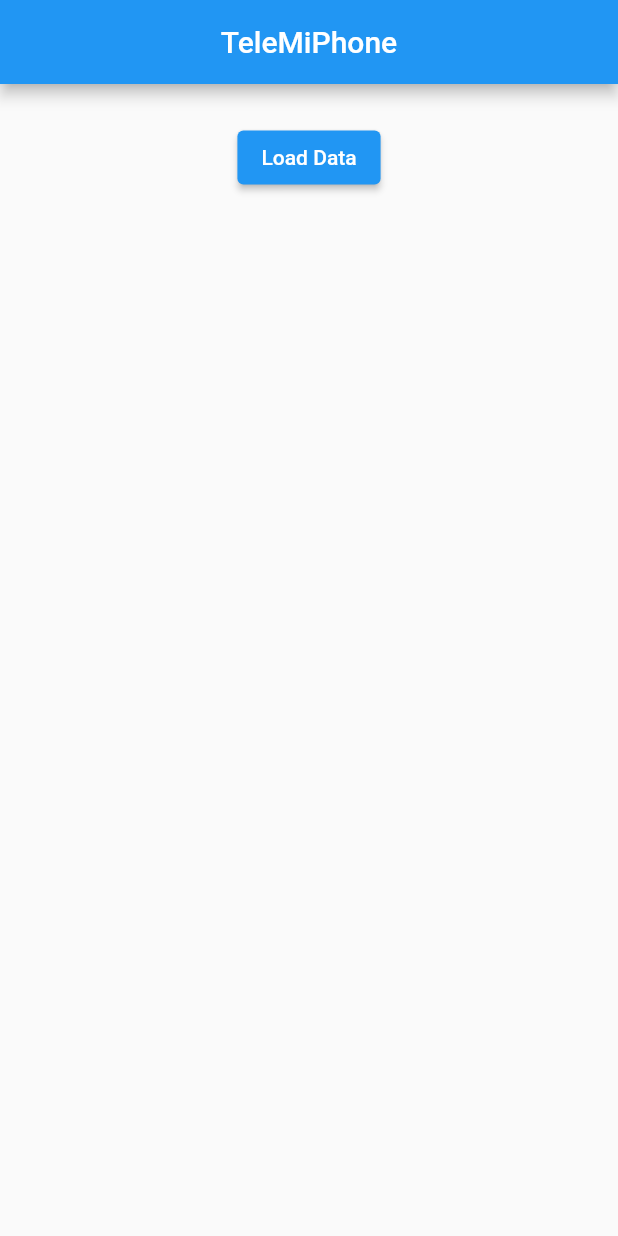
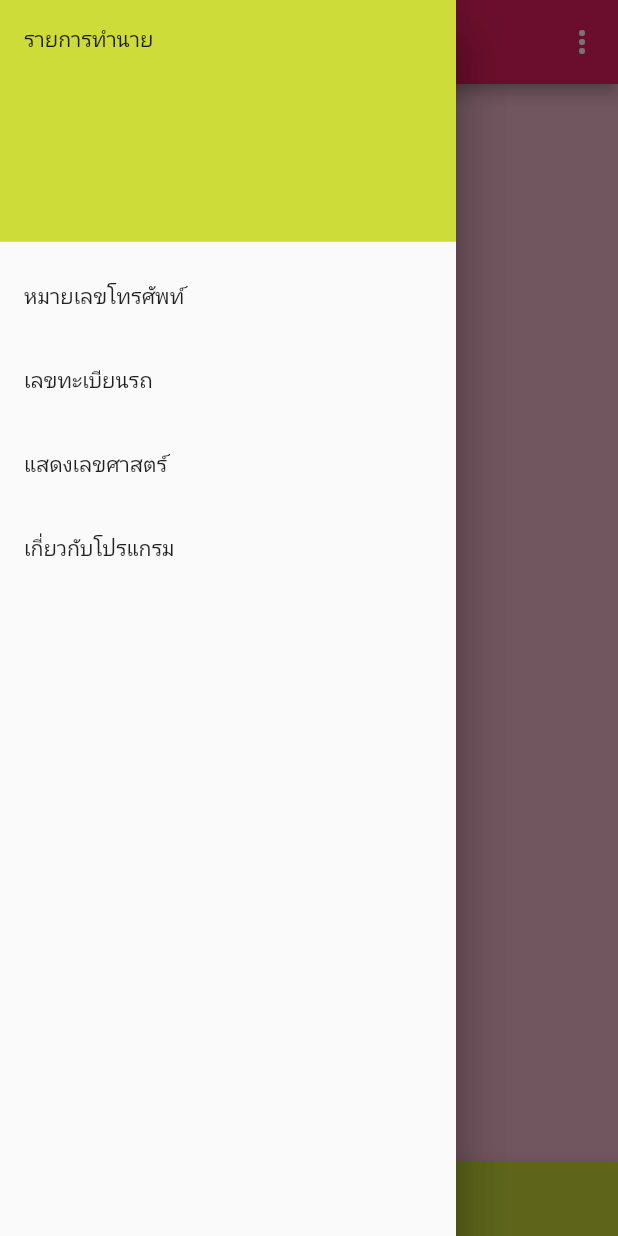
Before and after one commit to jirutbk/TeleMiPhone, a Flutter app: the screen it shows after launch, with the side drawer open (before the commit the screen has no drawer), on a phone screen of 412 x 824 dp. Run offline on Flutter 3.47's test engine with Material 2 defaults, Android fonts, the phone set to English and light mode, and no system bars.

Commit message:
add menu item

```diff
--- a/lib/main.dart
+++ b/lib/main.dart
@@ -1,6 +1,5 @@
 import 'package:flutter/material.dart';
-import 'dart:convert';
-import 'package:flutter/services.dart';
+import 'package:telemiphone/magicNumberList.dart';
 
 void main() {
   runApp(MyApp());
@@ -13,66 +12,99 @@ class MyApp extends StatelessWidget {
       // Hide the debug banner
       debugShowCheckedModeBanner: false,
       title: 'TeleMiPhone',
-      home: HomePage(),
+      home: MainScreen(),
     );
   }
 }
 
-class HomePage extends StatefulWidget {
+// ส่วนของ Stateful widget
+class MainScreen extends StatefulWidget {
   @override
-  _HomePageState createState() => _HomePageState();
+  State<StatefulWidget> createState() {
+    return _MainScreen();
+  }
 }
 
-class _HomePageState extends State<HomePage> {
-  List _items = [];
-
-  // Fetch content from the json file
-  Future<void> readJson() async {
-    final String response = await rootBundle.loadString('assets/MagicNumber.json');
-    final data = await json.decode(response);
-    setState(() {
-      _items = data["number"];
-    });
-  }
-
+class _MainScreen extends State<MainScreen> {
+  @override
   Widget build(BuildContext context) {
     return Scaffold(
       appBar: AppBar(
-        centerTitle: true,
-        title: Text(
-          'TeleMiPhone',
+        title: Text('TeleMiPhone'),
+        backgroundColor: Colors.pink,
+        actions: <Widget>[
+          IconButton(
+            icon: const Icon(Icons.more_vert),
+            tooltip: 'เกี่ยวกับ App',
+            onPressed: () {
+              showAboutDialog(
+                  context: context,
+                  applicationVersion: "1.5.0",
+                  applicationLegalese: "ผู้พัฒนา : TanunnasBK");
+            },
+          ),
+        ],
+      ),
+      body: Material(
+          color: Colors.pink[100],
+          child: Center(
+              child: Text('ศาสตร์แห่งตัวเลข',
+                  style: TextStyle(color: Colors.white, fontSize: 20.0)))),
+      drawer: Drawer(
+          child: Drawer(
+        child: ListView(
+          padding: EdgeInsets.zero,
+          children: <Widget>[
+            DrawerHeader(
+              child: Text('รายการทำนาย'),
+              decoration: BoxDecoration(
+                color: Colors.lime,
+              ),
+            ),
+            ListTile(title: Text('หมายเลขโทรศัพท์'), onTap: () {}),
+            ListTile(
+              title: Text('เลขทะเบียนรถ'),
+              onTap: () {},
+            ),
+            ListTile(
+              title: Text('แสดงเลขศาสตร์'),
+              onTap: () {
+                Navigator.pop(context);
+                Navigator.push(context,
+                    MaterialPageRoute(builder: (context) => MagicNumberList()));
+              },
+            ),
+            ListTile(
+              title: Text('เกี่ยวกับโปรแกรม'),
+              onTap: () {
+                Navigator.pop(context);
+                showAboutDialog(
+                    context: context,
+                    applicationVersion: "1.5.0",
+                    applicationLegalese: "ผู้พัฒนา : TanunnasBK");
+              },
+            ),
+          ],
+        ),
+      )),
+      extendBody: true,
+      bottomNavigationBar: BottomAppBar(
+        clipBehavior: Clip.antiAlias,
+        shape: const CircularNotchedRectangle(),
+        child: Container(
+          color: Colors.lime,
+          height: 50.0,
         ),
       ),
-      body: Padding(
-        padding: const EdgeInsets.all(25),
-        child: Column(
-          children: [
-            ElevatedButton(
-              child: Text('Load Data'),
-              onPressed: readJson,
-            ),
-
-            // Display the data loaded from sample.json
-            _items.length > 0
-                ? Expanded(
-                    child: ListView.builder(
-                      itemCount: _items.length,
-                      itemBuilder: (context, index) {
-                        return Card(
-                          margin: EdgeInsets.all(10),
-                          child: ListTile(
-                            leading: Text(_items[index]["num"]),
-                            title: Text(_items[index]["title"]),
-                            subtitle: Text(_items[index]["description"]),
-                          ),
-                        );
-                      },
-                    ),
-                  )
-                : Container()
-          ],
+      floatingActionButton: FloatingActionButton(
+        backgroundColor: Colors.blue,
+        onPressed: () {},
+        child: Icon(
+          Icons.add,
+          color: Colors.white,
         ),
       ),
+      floatingActionButtonLocation: FloatingActionButtonLocation.centerDocked,
     );
   }
 }
--- a/pubspec.yaml
+++ b/pubspec.yaml
@@ -27,7 +27,6 @@ dependencies:
   # The following adds the Cupertino Icons font to your application.
   # Use with the CupertinoIcons class for iOS style icons.
   cupertino_icons: ^1.0.2
-  #path_provider: ^2.0.1
 
 dev_dependencies:
   flutter_test:
```
Also changed, not shown: lib/magicNumberList.dart (added, +62 -0 lines), assets/MagicNumber.json, 1 other file.
